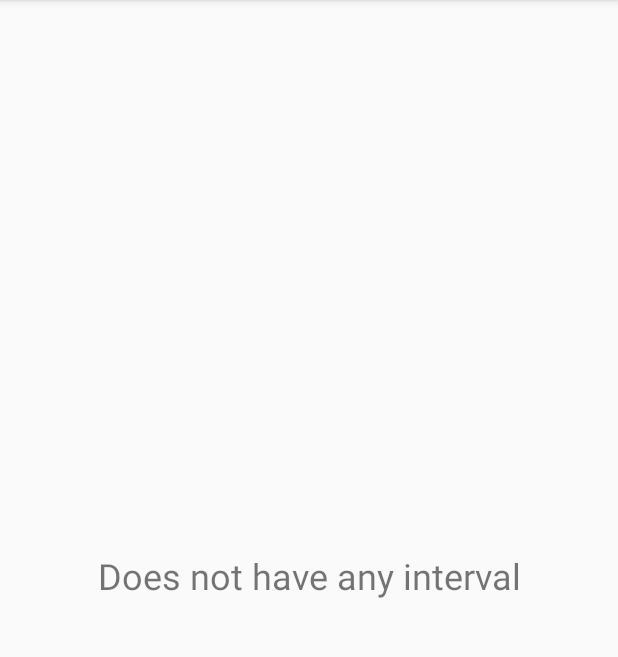
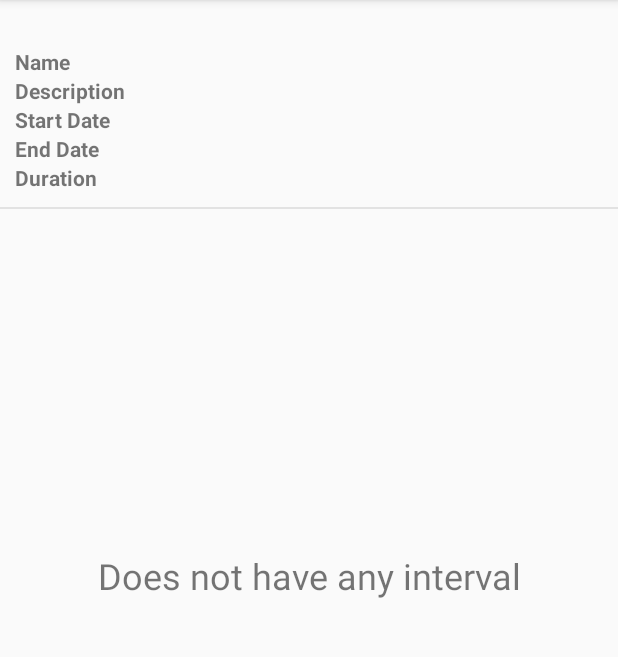
Before and after one commit to kevinmf94/TimeTracker, an Android app: the IntervalsActivity screen opened directly, with no data from a screen before it, on a phone screen of 412 x 824 dp, the part 84-741 px from its top. Run offline under Robolectric (Android 15) with nearby library versions, the phone set to English and light mode, and no system bars; 1 statement that could not run was skipped.

Commit message:
Detailed in task + Breadcrumb

```diff
--- a/app/src/main/java/cat/uab/ds/ui/AddTaskActivity.java
+++ b/app/src/main/java/cat/uab/ds/ui/AddTaskActivity.java
@@ -28,7 +28,6 @@ import cat.uab.ds.core.entity.TaskScheduled;
  */
 public class AddTaskActivity extends AppCompatActivity {
 
-    private DateFormat df = new SimpleDateFormat("dd/MM/yyyy HH:mm");
     private Calendar scheduledCal;
 
     //UI
@@ -141,7 +140,7 @@ public class AddTaskActivity extends AppCompatActivity {
      */
     private void refreshScheduledButton(){
         if(scheduledCal != null){
-            scheduledBtn.setText(df.format(scheduledCal.getTime()));
+            scheduledBtn.setText(Utils.dfDateTime.format(scheduledCal.getTime()));
         }else{
             scheduledBtn.setText("");
         }
--- a/app/src/main/java/cat/uab/ds/ui/EditTaskActivity.java
+++ b/app/src/main/java/cat/uab/ds/ui/EditTaskActivity.java
@@ -20,8 +20,6 @@ import cat.uab.ds.ui.services.TreeManagerService;
 public class EditTaskActivity extends AppCompatActivity {
 
     private static final String TAG = "EditTaskActivity";
-
-    DateFormat df = new SimpleDateFormat("dd/MM/yyyy HH:mm");
 
     public static final String GET_CHILD = "GetChild";
     public static final String UPDATE_TASK = "UpdateTask";
--- a/app/src/main/java/cat/uab/ds/ui/GenerateReportActivity.java
+++ b/app/src/main/java/cat/uab/ds/ui/GenerateReportActivity.java
@@ -26,7 +26,6 @@ import java.util.Calendar;
 public class GenerateReportActivity extends AppCompatActivity {
 
     public static final String GENERATE_REPORT = "GenerateReport";
-    DateFormat df = new SimpleDateFormat("dd/MM/yyyy HH:mm");
 
     //Constats
     public enum REPORT_TYPES {
@@ -143,8 +142,8 @@ public class GenerateReportActivity extends AppCompatActivity {
      * Function to refresh date buttons text
      */
     public void updateButtonsText(){
-        startButton.setText(df.format(start.getTime()));
-        endButton.setText(df.format(end.getTime()));
+        startButton.setText(Utils.dfDateTime.format(start.getTime()));
+        endButton.setText(Utils.dfDateTime.format(end.getTime()));
     }
 
     /**
--- a/app/src/main/java/cat/uab/ds/ui/IntervalsActivity.java
+++ b/app/src/main/java/cat/uab/ds/ui/IntervalsActivity.java
@@ -14,9 +14,14 @@ import android.widget.AdapterView;
 import android.widget.ListView;
 import android.widget.TextView;
 
+import java.text.DateFormat;
+import java.text.SimpleDateFormat;
 import java.util.ArrayList;
+import java.util.Date;
 import java.util.List;
+import java.util.Locale;
 
+import cat.uab.ds.core.entity.Activity;
 import cat.uab.ds.ui.adapters.ActivityHolder;
 import cat.uab.ds.ui.adapters.IntervalAdapter;
 import cat.uab.ds.ui.adapters.IntervalHolder;
@@ -36,11 +41,18 @@ public class IntervalsActivity extends AppCompatActivity implements AdapterView.
     //UI
     private ListView listView;
     private TextView textView;
+    private TextView txtName;
+    private TextView txtDesc;
+    private TextView txtIni;
+    private TextView txtFin;
+    private TextView txtDuration;
+    private TextView txtBreadcrumb;
 
     //Other
     private Receiver receiver;
     private IntervalAdapter adapter;
     private int pos;
+    private Activity parent;
 
     @Override
     protected void onCreate(Bundle savedInstanceState) {
@@ -49,6 +61,13 @@ public class IntervalsActivity extends AppCompatActivity implements AdapterView.
 
         listView = findViewById(R.id.listItems);
         textView = findViewById(R.id.emptyText);
+        txtName = findViewById(R.id.txtName);
+        txtDesc = findViewById(R.id.txtDesc);
+        txtIni = findViewById(R.id.txtIni);
+        txtFin = findViewById(R.id.txtFin);
+        txtDuration = findViewById(R.id.txtDuration);
+        txtBreadcrumb = findViewById(R.id.txtBreadcrumb);
+
         receiver = new Receiver();
 
         adapter = new IntervalAdapter(this, R.layout.interval_item_list);
@@ -109,6 +128,8 @@ public class IntervalsActivity extends AppCompatActivity implements AdapterView.
 
                 ActivityHolder activity = (ActivityHolder) intent.getSerializableExtra("activityData");
 
+                parent = (Activity) intent.getSerializableExtra("parent");;
+
                 Log.d(TAG, "Received nIntervals "+intervalHolders.size());
 
                 updateDataInterface(activity);
@@ -137,6 +158,17 @@ public class IntervalsActivity extends AppCompatActivity implements AdapterView.
             listView.setVisibility(View.GONE);
             textView.setVisibility(View.VISIBLE);
         }
+
+        txtName.setText(parent.getName());
+        txtDesc.setText(parent.getDescription());
+        Date start = parent.getStart();
+        Date end = parent.getEnd();
+        txtIni.setText(start!=null? Utils.dfDateTimeSeconds.format(start) : "");
+        txtFin.setText(end!=null? Utils.dfDateTimeSeconds.format(end) : "");
+        txtDuration.setText(Utils.durationToStr(parent.getDuration()));
+
+
+        txtBreadcrumb.setText(Utils.MakeBreadCrumb(parent));
     }
 
     /**
--- a/app/src/main/java/cat/uab/ds/ui/services/TreeManagerService.java
+++ b/app/src/main/java/cat/uab/ds/ui/services/TreeManagerService.java
@@ -158,6 +158,7 @@ public class TreeManagerService extends Service implements Observer {
             }
 
             intent.putExtra("activityData", new ActivityHolder(task));
+            intent.putExtra("parent", task);
             intent.putExtra("intervals", intervals);
             sendBroadcast(intent);
         }
--- a/app/src/main/res/layout/list_fragment_intervals.xml
+++ b/app/src/main/res/layout/list_fragment_intervals.xml
@@ -3,10 +3,116 @@
     android:orientation="vertical" android:layout_width="match_parent"
     android:layout_height="match_parent">
 
-    <ListView
-        android:id="@+id/listItems"
+    <LinearLayout
         android:layout_width="match_parent"
-        android:layout_height="match_parent" />
+        android:layout_height="wrap_content"
+        android:orientation="vertical">
+
+        <TextView
+            android:id="@+id/txtBreadcrumb"
+            android:layout_width="match_parent"
+            android:layout_height="wrap_content"
+            android:paddingLeft="10dp"
+            android:paddingRight="10dp"
+            android:paddingTop="2dp"
+            android:textColor="@android:color/darker_gray" />
+
+        <LinearLayout
+            android:id="@+id/descLayout"
+            android:layout_width="match_parent"
+            android:layout_height="match_parent"
+            android:orientation="horizontal"
+            android:visibility="visible">
+
+            <LinearLayout
+                android:layout_width="wrap_content"
+                android:layout_height="match_parent"
+                android:layout_margin="10dp"
+                android:orientation="vertical">
+
+                <TextView
+                    android:id="@+id/textView4"
+                    android:layout_width="match_parent"
+                    android:layout_height="wrap_content"
+                    android:text="@string/name"
+                    android:textStyle="bold" />
+
+                <TextView
+                    android:id="@+id/textView5"
+                    android:layout_width="match_parent"
+                    android:layout_height="wrap_content"
+                    android:text="@string/description"
+                    android:textStyle="bold" />
+
+                <TextView
+                    android:id="@+id/textView6"
+                    android:layout_width="match_parent"
+                    android:layout_height="wrap_content"
+                    android:text="@string/startDate"
+                    android:textStyle="bold" />
+
+                <TextView
+                    android:id="@+id/textView7"
+                    android:layout_width="match_parent"
+                    android:layout_height="wrap_content"
+                    android:text="@string/endDate"
+                    android:textStyle="bold" />
+
+                <TextView
+                    android:id="@+id/textView8"
+                    android:layout_width="match_parent"
+                    android:layout_height="wrap_content"
+                    android:text="@string/duration"
+                    android:textStyle="bold" />
+
+            </LinearLayout>
+
+            <LinearLayout
+                android:layout_width="match_parent"
+                android:layout_height="match_parent"
+                android:layout_margin="10dp"
+                android:layout_weight="1"
+                android:orientation="vertical">
+
+                <TextView
+                    android:id="@+id/txtName"
+                    android:layout_width="wrap_content"
+                    android:layout_height="wrap_content" />
+
+                <TextView
+                    android:id="@+id/txtDesc"
+                    android:layout_width="wrap_content"
+                    android:layout_height="wrap_content" />
+
+                <TextView
+                    android:id="@+id/txtIni"
+                    android:layout_width="wrap_content"
+                    android:layout_height="wrap_content" />
+
+                <TextView
+                    android:id="@+id/txtFin"
+                    android:layout_width="wrap_content"
+                    android:layout_height="wrap_content" />
+
+                <TextView
+                    android:id="@+id/txtDuration"
+                    android:layout_width="match_parent"
+                    android:layout_height="wrap_content" />
+            </LinearLayout>
+
+        </LinearLayout>
+
+        <ImageView
+            android:id="@+id/imageView2"
+            android:layout_width="match_parent"
+            android:layout_height="1dp"
+            android:background="#e2e2e2" />
+
+        <ListView
+            android:id="@+id/listItems"
+            android:layout_width="match_parent"
+            android:layout_height="match_parent" />
+    </LinearLayout>
 
     <TextView
         android:id="@+id/emptyText"
--- a/app/src/main/res/values/strings.xml
+++ b/app/src/main/res/values/strings.xml
@@ -36,4 +36,5 @@
     <string name="fromDateHigherThanToDate">Start Date is higher than End Date</string>
     <string name="duration">Duration</string>
     <string name="running">Running</string>
+    <string name="level">Level</string>
 </resources>
```
Also changed, not shown: app/src/main/java/cat/uab/ds/ui/Utils.java (added, +39 -0 lines), app/src/main/java/cat/uab/ds/ui/fragments/ActivitiesListFragment.java (+18 -20 lines), app/src/main/res/layout/list_fragment.xml (+9 -0 lines), 2 other files.
